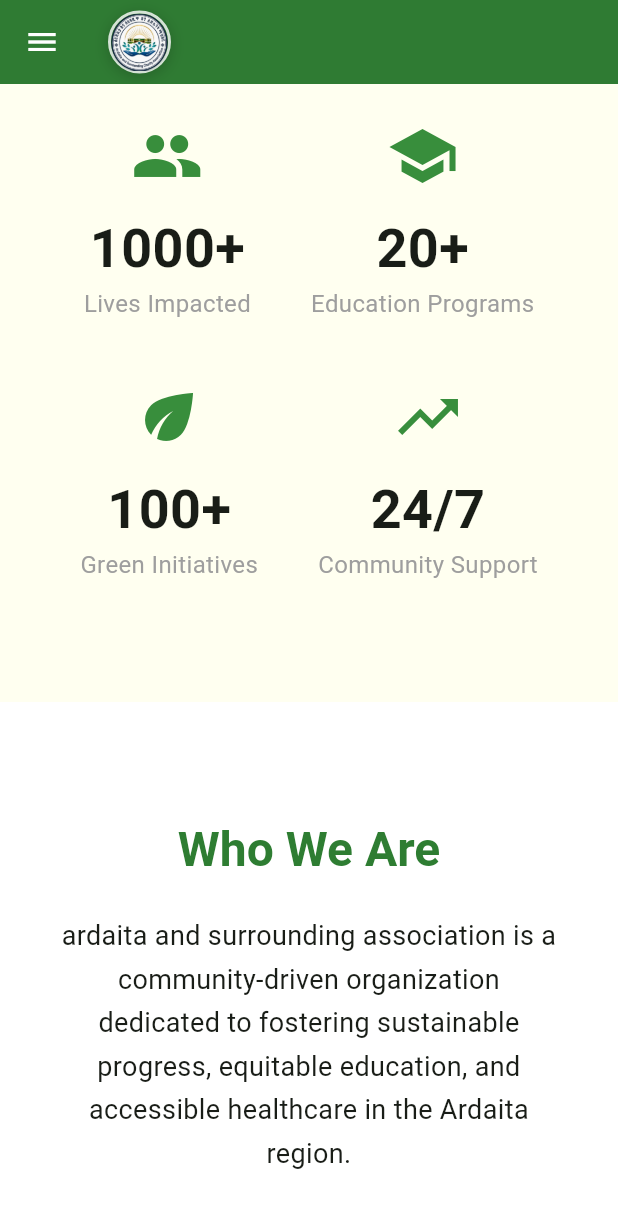
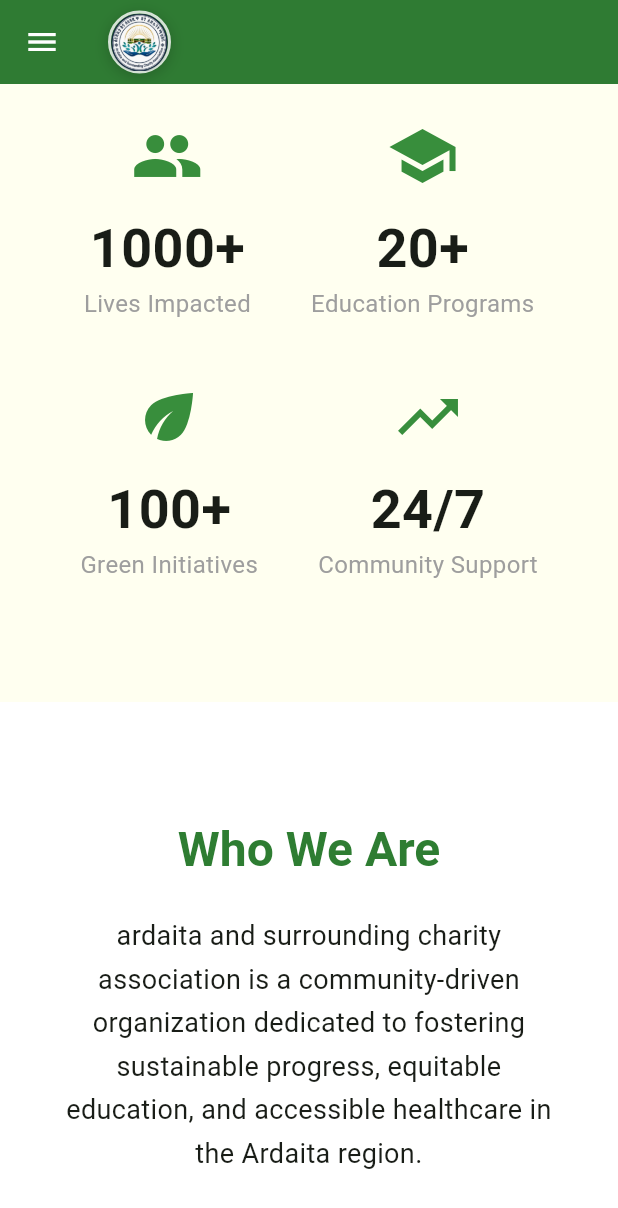
Before and after one commit to chalekuma-rgb/asca_web, a Flutter app: the screen it shows after launch, scrolled down 576 dp, on a phone screen of 412 x 824 dp. Shown: the top 1208 px of the screen. Run offline on Flutter 3.47's test engine with Material 3 defaults, Android fonts, the phone set to English and light mode, and no system bars; our stand-ins replace file_picker, supabase_flutter; missing offline and left inert: dart:html; accounts and stored records are empty; statements that could not run were skipped.

Commit message:
name update to Ardaita and surrounding charity Association

```diff
--- a/lib/main.dart
+++ b/lib/main.dart
@@ -1017,7 +1017,7 @@ class MyTrendingWebApp extends StatelessWidget {
   @override
   Widget build(BuildContext context) {
     return MaterialApp(
-      title: 'ardaita and surrounding association',
+      title: 'ardaita and surrounding charity association',
       debugShowCheckedModeBanner: false,
       theme: ThemeData(
         useMaterial3: true,
@@ -1367,7 +1367,7 @@ class _MainLayoutState extends State<MainLayout> {
                   const SizedBox(width: 12),
                   const Expanded(
                     child: Text(
-                      'ardaita and surrounding association',
+                      'ardaita and surrounding charity association',
                       style: TextStyle(
                         fontSize: 18,
                         fontWeight: FontWeight.bold,
@@ -1530,7 +1530,7 @@ class _MainLayoutState extends State<MainLayout> {
                 ),
                 if (!isMobile) ...[
                   const SizedBox(width: 10),
-                  const Text('ardaita and surrounding association'),
+                  const Text('ardaita and surrounding charity association'),
                 ],
               ],
             ),
@@ -2166,7 +2166,7 @@ class HomePage extends StatelessWidget {
                 const SizedBox(height: 24),
                 const MaxWidthContainer(
                   child: Text(
-                    'ardaita and surrounding association is a community-driven organization dedicated to fostering sustainable progress, equitable education, and accessible healthcare in the Ardaita region.',
+                    'ardaita and surrounding charity association is a community-driven organization dedicated to fostering sustainable progress, equitable education, and accessible healthcare in the Ardaita region.',
                     textAlign: TextAlign.center,
                     style: TextStyle(fontSize: 18, height: 1.6),
                   ),
@@ -2245,7 +2245,7 @@ class HomePage extends StatelessWidget {
                       crossAxisAlignment: CrossAxisAlignment.start,
                       children: [
                         Text(
-                          'ardaita and surrounding association',
+                          'ardaita and surrounding charity association',
                           style: TextStyle(
                             color: Colors.white,
                             fontSize: 18,
@@ -2262,7 +2262,7 @@ class HomePage extends StatelessWidget {
                 ),
                 const SizedBox(height: 24),
                 const Text(
-                  '© 2026 ardaita and surrounding association. All rights reserved.',
+                  '© 2026 ardaita and surrounding charity association. All rights reserved.',
                   style: TextStyle(color: Colors.white70),
                 ),
                 const SizedBox(height: 8),
@@ -4120,7 +4120,7 @@ class DonatePage extends StatelessWidget {
             child: const Column(
               children: [
                 Text(
-                  'Account Name: ardaita and surrounding association',
+                  'Account Name: ardaita and surrounding charity association',
                   textAlign: TextAlign.center,
                   style: TextStyle(
                     fontSize: 20,
```
Also changed, not shown: 1 other file.
